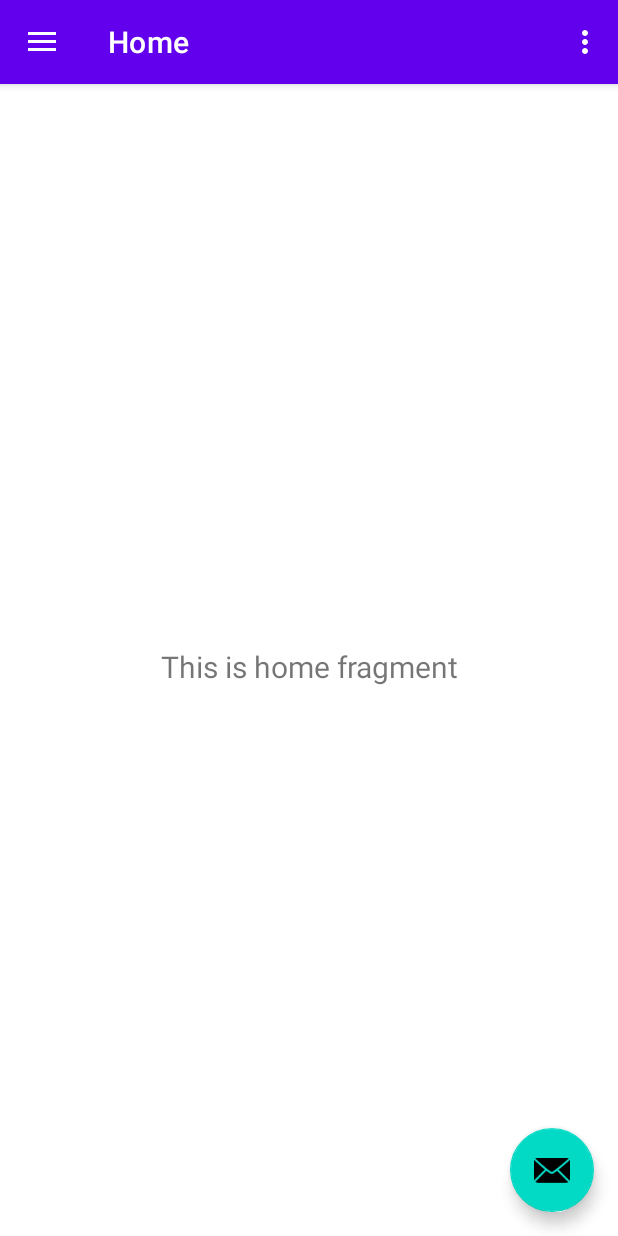
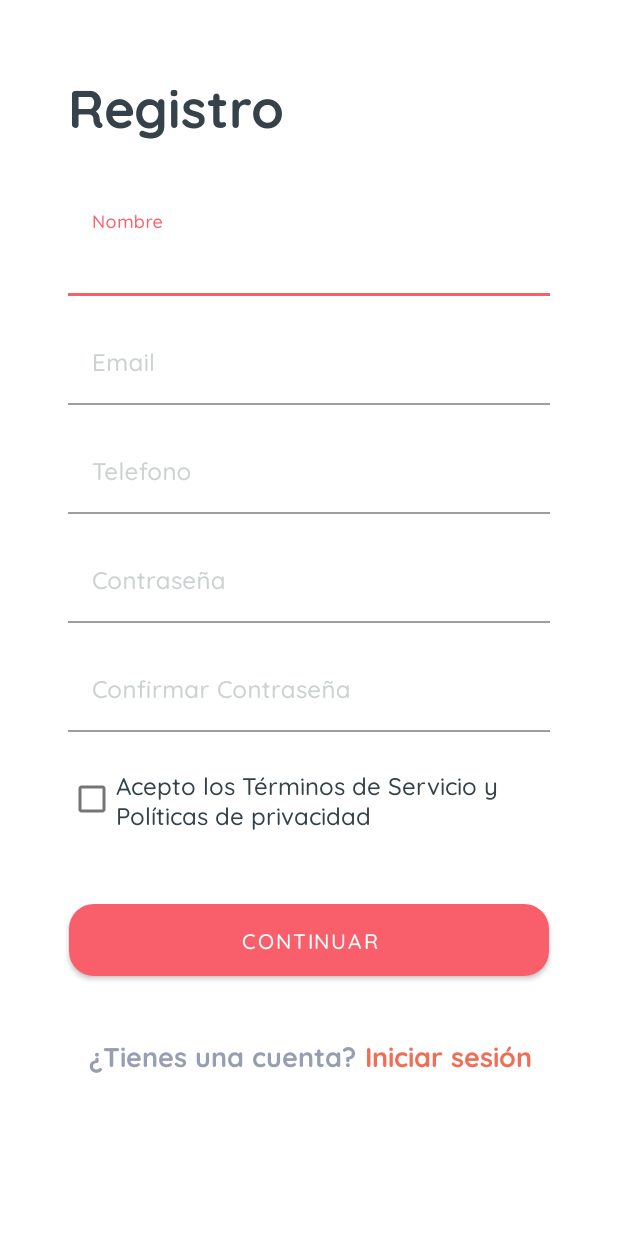
Before and after one commit to Franklin990314/PomoApp, an Android app: the screen it shows after launch (MainActivity before the commit, RegistrationActivity after it), on a phone screen of 412 x 824 dp. Run offline under Robolectric (Android 15) with nearby library versions, the phone set to English and light mode, and no system bars.

Commit message:
Se crea pantalla de Registro

```diff
--- /dev/null
+++ b/app/src/main/java/poli/edu/co/pomoapp/RegistrationActivity.java
@@ -0,0 +1,114 @@
+package poli.edu.co.pomoapp;
+
+import android.os.Bundle;
+import android.text.TextUtils;
+import android.view.View;
+import android.widget.Button;
+import android.widget.CheckBox;
+import android.widget.EditText;
+import android.widget.Toast;
+
+import androidx.appcompat.app.AppCompatActivity;
+
+import poli.edu.co.pomoapp.dto.DataBasicDTO;
+
+public class RegistrationActivity extends AppCompatActivity implements View.OnClickListener {
+
+    private EditText txtName;
+    private EditText txtTelephone;
+    private EditText txtEmail;
+    private EditText txtPassword;
+    private EditText txtConfirmPassword;
+    private CheckBox checkBox;
+    private Button btnLogin;
+
+    @Override
+    protected void onCreate(Bundle savedInstanceState) {
+        super.onCreate(savedInstanceState);
+        setContentView(R.layout.activity_registration);
+
+        // Connection Firebase
+        // TODO: realizar conexión a BD
+
+        txtName = (EditText) findViewById(R.id.txtName);
+        txtEmail = (EditText) findViewById(R.id.txtEmail);
+        txtTelephone = (EditText) findViewById(R.id.txtTelephone);
+        txtPassword = (EditText) findViewById(R.id.txtPassword);
+        txtConfirmPassword = (EditText) findViewById(R.id.txtConfirmPassword);
+        checkBox = (CheckBox) findViewById(R.id.checkBox);
+
+        btnLogin = (Button) findViewById(R.id.btnLogin);
+        btnLogin.setOnClickListener(this);
+    }
+
+    @Override
+    public void onClick(View view) {
+        //Invocamos al método:
+        userRegister();
+    }
+
+    //********************* Inicio de la Logica requerida para esta Actividad ****************************//
+
+    private void userRegister(){
+
+        final DataBasicDTO dataBasicDTO;
+        try{
+            dataBasicDTO = validateRegister();
+        }catch (Exception exc){
+            Toast.makeText(this, exc.getMessage(),Toast.LENGTH_LONG).show();
+            return;
+        }
+
+        Toast.makeText(this, "Registro Exitoso",Toast.LENGTH_LONG).show();
+
+        // TODO: Guardar en BD
+    }
+
+    private final DataBasicDTO validateRegister() throws Exception {
+
+        final DataBasicDTO dataBasicDTO = new DataBasicDTO();
+
+        String name = txtName.getText().toString().trim();
+        String telephone = txtTelephone.getText().toString().trim();
+        String email = txtEmail.getText().toString().trim();
+        String password = txtPassword.getText().toString().trim();
+        String confirmPassword = txtConfirmPassword.getText().toString().trim();
+
+        if(TextUtils.isEmpty(name)){
+            throw new Exception("Se debe ingresar el nombre");
+        }
+
+        if(TextUtils.isEmpty(telephone)){
+            throw new Exception("Se debe ingresar el telefono");
+        }
+
+        if(TextUtils.isEmpty(email)){
+            throw new Exception("Se debe ingresar un correo electronico");
+        }
+
+        if(TextUtils.isEmpty(password)){
+            throw new Exception("Se debe ingresar la contraseña");
+        }
+
+
+        if(TextUtils.isEmpty(confirmPassword)){
+            throw new Exception("Se debe confirmar la contraseña");
+        }
+
+        if(TextUtils.equals(password, confirmPassword)==false) {
+            throw new Exception("Las contraseñas no coinciden");
+        }
+
+        if(!checkBox.isChecked()) {
+            throw new Exception("Debe aceptar los términos y condiciones");
+        }
+
+        dataBasicDTO.setName(name);
+        dataBasicDTO.setTelephone(telephone);
+        dataBasicDTO.setEmail(email);
+        dataBasicDTO.setPassword(password);
+        dataBasicDTO.setUser(email.split("@")[0]);
+
+        return dataBasicDTO;
+    }
+}
--- /dev/null
+++ b/app/src/main/java/poli/edu/co/pomoapp/dto/CredentialDTO.java
@@ -0,0 +1,22 @@
+package poli.edu.co.pomoapp.dto;
+
+public class CredentialDTO {
+    String email;
+    String password;
+
+    public String getEmail() {
+        return email;
+    }
+
+    public void setEmail(String email) {
+        this.email = email;
+    }
+
+    public String getPassword() {
+        return password;
+    }
+
+    public void setPassword(String password) {
+        this.password = password;
+    }
+}
--- /dev/null
+++ b/app/src/main/java/poli/edu/co/pomoapp/dto/DataBasicDTO.java
@@ -0,0 +1,40 @@
+package poli.edu.co.pomoapp.dto;
+
+public class DataBasicDTO extends CredentialDTO {
+    private String id;
+    private String name;
+    private String user;
+    private String telephone;
+
+    public String getId() {
+        return id;
+    }
+
+    public void setId(String id) {
+        this.id = id;
+    }
+
+    public String getName() {
+        return name;
+    }
+
+    public void setName(String name) {
+        this.name = name;
+    }
+
+    public String getUser() {
+        return user;
+    }
+
+    public void setUser(String user) {
+        this.user = user;
+    }
+
+    public String getTelephone() {
+        return telephone;
+    }
+
+    public void setTelephone(String telephone) {
+        this.telephone = telephone;
+    }
+}
--- /dev/null
+++ b/app/src/main/res/drawable-v24/boton_login.xml
@@ -0,0 +1,6 @@
+<?xml version="1.0" encoding="utf-8"?>
+<shape xmlns:android="http://schemas.android.com/apk/res/android">
+    <corners android:radius="16dp" />
+    <solid android:color="@color/colorPrimary" />
+    <stroke android:width="1dip" android:color="@color/colorPrimary"/>
+</shape>
--- /dev/null
+++ b/app/src/main/res/drawable-v24/boton_registro.xml
@@ -0,0 +1,5 @@
+<?xml version="1.0" encoding="utf-8"?>
+<shape xmlns:android="http://schemas.android.com/apk/res/android">
+    <corners android:radius="16dp" />
+    <stroke android:width="1dp" android:color="@color/colorPrimary"/>
+</shape>
--- /dev/null
+++ b/app/src/main/res/layout/activity_registration.xml
@@ -0,0 +1,244 @@
+<?xml version="1.0" encoding="utf-8"?>
+<androidx.constraintlayout.widget.ConstraintLayout xmlns:android="http://schemas.android.com/apk/res/android"
+    xmlns:app="http://schemas.android.com/apk/res-auto"
+    xmlns:tools="http://schemas.android.com/tools"
+    android:layout_width="match_parent"
+    android:layout_height="match_parent"
+    android:background="#FFFFFF"
+    tools:context=".RegistrationActivity">
+
+    <TextView
+        android:id="@+id/textLabel"
+        android:layout_width="wrap_content"
+        android:layout_height="wrap_content"
+        android:layout_marginTop="@dimen/res_margin_top_label"
+        android:fontFamily="@font/quicksand_bold"
+        android:padding="@dimen/txt_padding"
+        android:text="Registro"
+        android:textColor="@color/colorText"
+        android:textSize="@dimen/txt_size_title"
+        android:textStyle="bold"
+        app:layout_constraintBottom_toBottomOf="parent"
+        app:layout_constraintEnd_toEndOf="parent"
+        app:layout_constraintHorizontal_bias="0.132"
+        app:layout_constraintStart_toStartOf="parent"
+        app:layout_constraintTop_toTopOf="parent"
+        app:layout_constraintVertical_bias="0.0" />
+
+    <com.google.android.material.textfield.TextInputLayout
+        android:id="@+id/txtNameLayout"
+        android:layout_width="match_parent"
+        android:layout_height="wrap_content"
+        android:layout_marginStart="@dimen/txt_margin_sides"
+        android:layout_marginTop="@dimen/res_margin_top_label"
+        android:layout_marginEnd="@dimen/txt_margin_sides"
+        android:ems="10"
+        android:hint="Nombre"
+        android:paddingHorizontal="@dimen/txt_padding"
+        android:textColor="@color/colorTextView"
+        android:textColorHint="@color/colorPlaceHolder"
+        app:boxBackgroundMode="filled"
+        app:layout_constraintBottom_toBottomOf="parent"
+        app:layout_constraintEnd_toEndOf="parent"
+        app:layout_constraintHorizontal_bias="0.0"
+        app:layout_constraintStart_toStartOf="parent"
+        app:layout_constraintTop_toBottomOf="@+id/textLabel"
+        app:layout_constraintVertical_bias="0.0"
+        style="@style/Widget.MaterialComponents.TextInputLayout.OutlinedBox" >
+
+        <com.google.android.material.textfield.TextInputEditText
+            android:id="@+id/txtName"
+            android:layout_width="match_parent"
+            android:layout_height="wrap_content"
+            android:fontFamily="@font/quicksand_medium"
+            android:inputType="textPersonName" />
+
+    </com.google.android.material.textfield.TextInputLayout>
+
+    <com.google.android.material.textfield.TextInputLayout
+        android:id="@+id/txtEmailLayout"
+        android:layout_width="match_parent"
+        android:layout_height="wrap_content"
+        android:layout_marginStart="@dimen/txt_margin_sides"
+        android:layout_marginTop="@dimen/res_margin_top_txt"
+        android:layout_marginEnd="@dimen/txt_margin_sides"
+        android:ems="10"
+        android:hint="Email"
+        android:paddingHorizontal="@dimen/txt_padding"
+        android:textColor="@color/colorTextView"
+        android:textColorHint="@color/colorPlaceHolder"
+        app:boxBackgroundMode="filled"
+        app:layout_constraintBottom_toBottomOf="parent"
+        app:layout_constraintEnd_toEndOf="parent"
+        app:layout_constraintHorizontal_bias="0.0"
+        app:layout_constraintStart_toStartOf="parent"
+        app:layout_constraintTop_toBottomOf="@+id/txtNameLayout"
+        app:layout_constraintVertical_bias="0.0"
+        style="@style/Widget.MaterialComponents.TextInputLayout.OutlinedBox" >
+
+        <com.google.android.material.textfield.TextInputEditText
+            android:id="@+id/txtEmail"
+            android:layout_width="match_parent"
+            android:layout_height="wrap_content"
+            android:fontFamily="@font/quicksand_medium"
+            android:inputType="textWebEmailAddress|textEmailAddress|textEmailSubject" />
+
+    </com.google.android.material.textfield.TextInputLayout>
+
+
+    <com.google.android.material.textfield.TextInputLayout
+        android:id="@+id/txtTelephoneLayout"
+        android:layout_width="match_parent"
+        android:layout_height="wrap_content"
+        android:layout_marginStart="@dimen/txt_margin_sides"
+        android:layout_marginTop="@dimen/res_margin_top_txt"
+        android:layout_marginEnd="@dimen/txt_margin_sides"
+        android:ems="10"
+        android:hint="Telefono"
+        android:paddingHorizontal="@dimen/txt_padding"
+        android:textColor="@color/colorTextView"
+        android:textColorHint="@color/colorPlaceHolder"
+        app:boxBackgroundMode="filled"
+        app:layout_constraintBottom_toBottomOf="parent"
+        app:layout_constraintEnd_toEndOf="parent"
+        app:layout_constraintHorizontal_bias="0.0"
+        app:layout_constraintStart_toStartOf="parent"
+        app:layout_constraintTop_toBottomOf="@+id/txtEmailLayout"
+        app:layout_constraintVertical_bias="0.0"
+        style="@style/Widget.MaterialComponents.TextInputLayout.OutlinedBox" >
+
+        <com.google.android.material.textfield.TextInputEditText
+            android:id="@+id/txtTelephone"
+            android:layout_width="match_parent"
+            android:layout_height="wrap_content"
+            android:fontFamily="@font/quicksand_medium"
+            android:inputType="number|phone" />
+
+    </com.google.android.material.textfield.TextInputLayout>
+
+    <com.google.android.material.textfield.TextInputLayout
+        android:id="@+id/txtPasswordLayout"
+        android:layout_width="match_parent"
+        android:layout_height="wrap_content"
+        android:layout_marginStart="@dimen/txt_margin_sides"
+        android:layout_marginTop="@dimen/res_margin_top_txt"
+        android:layout_marginEnd="@dimen/txt_margin_sides"
+        android:ems="10"
+        android:hint="Contraseña"
+        android:paddingHorizontal="@dimen/txt_padding"
+        android:textColor="@color/colorTextView"
+        android:textColorHint="@color/colorPlaceHolder"
+        app:boxBackgroundMode="filled"
+        app:layout_constraintBottom_toBottomOf="parent"
+        app:layout_constraintEnd_toEndOf="parent"
+        app:layout_constraintHorizontal_bias="0.0"
+        app:layout_constraintStart_toStartOf="parent"
+        app:layout_constraintTop_toBottomOf="@+id/txtTelephoneLayout"
+        app:layout_constraintVertical_bias="0.0"
+        style="@style/Widget.MaterialComponents.TextInputLayout.OutlinedBox" >
+
+        <com.google.android.material.textfield.TextInputEditText
+            android:id="@+id/txtPassword"
+            android:layout_width="match_parent"
+            android:layout_height="wrap_content"
+            android:fontFamily="@font/quicksand_medium"
+            android:inputType="textPassword" />
+
+    </com.google.android.material.textfield.TextInputLayout>
+
+    <com.google.android.material.textfield.TextInputLayout
+        android:id="@+id/txtConfirmPasswordLayout"
+        android:layout_width="match_parent"
+        android:layout_height="wrap_content"
+        android:layout_marginStart="@dimen/txt_margin_sides"
+        android:layout_marginTop="@dimen/res_margin_top_txt"
+        android:layout_marginEnd="@dimen/txt_margin_sides"
+        android:ems="10"
+        android:hint="Confirmar Contraseña"
+        android:paddingHorizontal="@dimen/txt_padding"
+        android:textColor="@color/colorTextView"
+        android:textColorHint="@color/colorPlaceHolder"
+        app:boxBackgroundMode="filled"
+        app:layout_constraintBottom_toBottomOf="parent"
+        app:layout_constraintEnd_toEndOf="parent"
+        app:layout_constraintHorizontal_bias="0.0"
+        app:layout_constraintStart_toStartOf="parent"
+        app:layout_constraintTop_toBottomOf="@+id/txtPasswordLayout"
+        app:layout_constraintVertical_bias="0.0"
+        style="@style/Widget.MaterialComponents.TextInputLayout.OutlinedBox" >
+
+        <com.google.android.material.textfield.TextInputEditText
+            android:id="@+id/txtConfirmPassword"
+            android:layout_width="match_parent"
+            android:layout_height="wrap_content"
+            android:fontFamily="@font/quicksand_medium"
+            android:inputType="textPassword" />
+
+    </com.google.android.material.textfield.TextInputLayout>
+
+    <CheckBox
+        android:id="@+id/checkBox"
+        android:layout_width="320dp"
+        android:layout_height="59dp"
+        android:layout_marginStart="@dimen/txt_margin_sides"
+        android:layout_marginTop="@dimen/res_margin_top_txt"
+        android:fontFamily="@font/quicksand_medium"
+        android:layoutDirection="ltr"
+        android:text="Acepto los Términos de Servicio y Políticas de privacidad"
+        android:textColor="@color/colorText"
+        android:textSize="@dimen/txt_size"
+        app:layout_constraintBottom_toBottomOf="parent"
+        app:layout_constraintEnd_toEndOf="parent"
+        app:layout_constraintHorizontal_bias="0.22"
+        app:layout_constraintStart_toStartOf="parent"
+        app:layout_constraintTop_toBottomOf="@+id/txtConfirmPasswordLayout"
+        app:layout_constraintVertical_bias="0.0" />
+
+    <Button
+        android:id="@+id/btnLogin"
+        android:layout_width="320dp"
+        android:layout_height="48dp"
+        android:layout_marginStart="@dimen/btn_margin_sides"
+        android:layout_marginTop="@dimen/btn_margin_top_main"
+        android:layout_marginEnd="@dimen/btn_margin_sides"
+        android:background="@drawable/boton_login"
+        android:text="Continuar"
+        android:fontFamily="@font/quicksand_medium"
+        android:textColor="@color/colorWhite"
+        app:layout_constraintBottom_toBottomOf="parent"
+        app:layout_constraintEnd_toEndOf="parent"
+        app:layout_constraintStart_toStartOf="parent"
+        app:layout_constraintTop_toBottomOf="@+id/checkBox"
+        app:layout_constraintVertical_bias="0.0" />
+
+    <TextView
+        android:id="@+id/txtHasAnAccount"
+        android:layout_width="wrap_content"
+        android:layout_height="wrap_content"
+        android:layout_marginStart="@dimen/txt_margin_sides"
+        android:layout_marginTop="@dimen/btn_margin_top_main"
+        android:layout_marginEnd="@dimen/btn_margin_sides"
+        android:fontFamily="@font/quicksand_bold"
+        android:text="¿Tienes una cuenta?"
+        android:textColor="@color/colorTextLink"
+        android:textSize="@dimen/txt_size_link"
+        app:layout_constraintEnd_toEndOf="parent"
+        app:layout_constraintHorizontal_bias="0.529"
+        app:layout_constraintStart_toStartOf="parent"
+        app:layout_constraintTop_toBottomOf="@+id/btnLogin" />
+
+    <TextView
+        android:id="@+id/txtLogin"
+        android:layout_width="wrap_content"
+        android:layout_height="wrap_content"
+        android:layout_marginTop="@dimen/btn_margin_top_main"
+        android:fontFamily="@font/quicksand_bold"
+        android:text="Iniciar sesión"
+        android:textColor="@color/colorLink"
+        android:textSize="@dimen/txt_size_link"
+        app:layout_constraintEnd_toEndOf="parent"
+        app:layout_constraintHorizontal_bias="0.096"
+        app:layout_constraintStart_toEndOf="@+id/txtHasAnAccount"
+        app:layout_constraintTop_toBottomOf="@+id/btnLogin" />
+
+</androidx.constraintlayout.widget.ConstraintLayout>
--- a/app/src/main/res/values/colors.xml
+++ b/app/src/main/res/values/colors.xml
@@ -1,5 +1,16 @@
 <?xml version="1.0" encoding="utf-8"?>
 <resources>
+    <color name="colorPrimary">#F85F6A</color>
+    <color name="colorSecondary">#EBEBEB</color>
+    <color name="colorLink">#EE6E57</color>
+    <color name="colorTextLink">#989EB1</color>
+    <color name="colorPlaceHolder">#CCD1D1</color>
+    <color name="colorText">#35424A</color>
+    <color name="colorTextView">#212F3C</color>
+    <color name="colorWhite">#FFFFFF</color>
+    <color name="colorLinkBlack">#0D47A1</color>
+
+    <!-- Default -->
     <color name="purple_200">#FFBB86FC</color>
     <color name="purple_500">#FF6200EE</color>
     <color name="purple_700">#FF3700B3</color>
--- a/app/src/main/res/values/dimens.xml
+++ b/app/src/main/res/values/dimens.xml
@@ -1,4 +1,22 @@
 <resources>
+    <dimen name="res_margin_top_label">32dp</dimen>
+    <dimen name="res_margin_top_label_fragment">88dp</dimen>
+    <dimen name="res_margin_top_txt">15dp</dimen>
+    <dimen name="res_margin_top_spinner">12dp</dimen>
+    <dimen name="txt_margin_sides">32dp</dimen>
+    <dimen name="txt_padding">13dp</dimen>
+    <dimen name="txt_size">16sp</dimen>
+    <dimen name="txt_size_link">18sp</dimen>
+    <dimen name="btn_margin_top_main">40dp</dimen>
+    <dimen name="btn_margin_top_spinner">28dp</dimen>
+    <dimen name="btn_width">149dp</dimen>
+    <dimen name="btn_height">48dp</dimen>
+    <dimen name="btn_margin_sides">150dp</dimen>
+    <dimen name="btn_txt_size">14sp</dimen>
+    <dimen name="link_margin_top">2dp</dimen>
+    <dimen name="txt_size_title">35sp</dimen>
+
+
     <!-- Default screen margins, per the Android Design guidelines. -->
     <dimen name="activity_horizontal_margin">16dp</dimen>
     <dimen name="activity_vertical_margin">16dp</dimen>
--- a/app/src/main/res/values/themes.xml
+++ b/app/src/main/res/values/themes.xml
@@ -2,13 +2,13 @@
     <!-- Base application theme. -->
     <style name="Theme.PomoApp" parent="Theme.MaterialComponents.DayNight.DarkActionBar">
         <!-- Primary brand color. -->
-        <item name="colorPrimary">@color/purple_500</item>
-        <item name="colorPrimaryVariant">@color/purple_700</item>
-        <item name="colorOnPrimary">@color/white</item>
+        <item name="colorPrimary">@color/colorPrimary</item>
+        <item name="colorPrimaryVariant">@color/colorPrimary</item>
+        <item name="colorOnPrimary">@color/colorSecondary</item>
         <!-- Secondary brand color. -->
-        <item name="colorSecondary">@color/teal_200</item>
-        <item name="colorSecondaryVariant">@color/teal_700</item>
-        <item name="colorOnSecondary">@color/black</item>
+        <item name="colorSecondary">@color/colorPrimary</item>
+        <item name="colorSecondaryVariant">@color/colorPrimary</item>
+        <item name="colorOnSecondary">@color/colorSecondary</item>
         <!-- Status bar color. -->
         <item name="android:statusBarColor" tools:targetApi="l">?attr/colorPrimaryVariant</item>
         <!-- Customize your theme here. -->
```
Also changed, not shown: app/src/main/AndroidManifest.xml (+3 -5 lines), app/src/main/res/font/quicksand_bold.ttf (added), app/src/main/res/font/quicksand_light.ttf (added), app/src/main/res/font/quicksand_medium.ttf (added), app/src/main/res/font/quicksand_regular.ttf (added), app/src/main/res/font/quicksand_semibold.ttf (added), app/src/main/res/font/quicksand_variablefont_wght.ttf (added).
